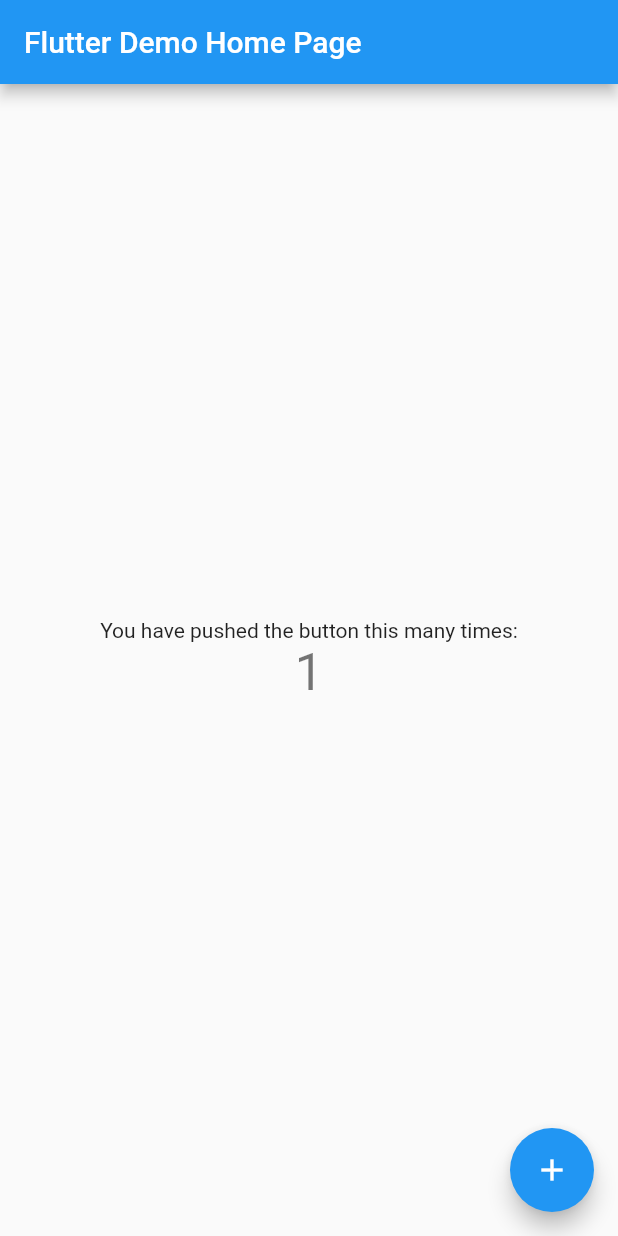
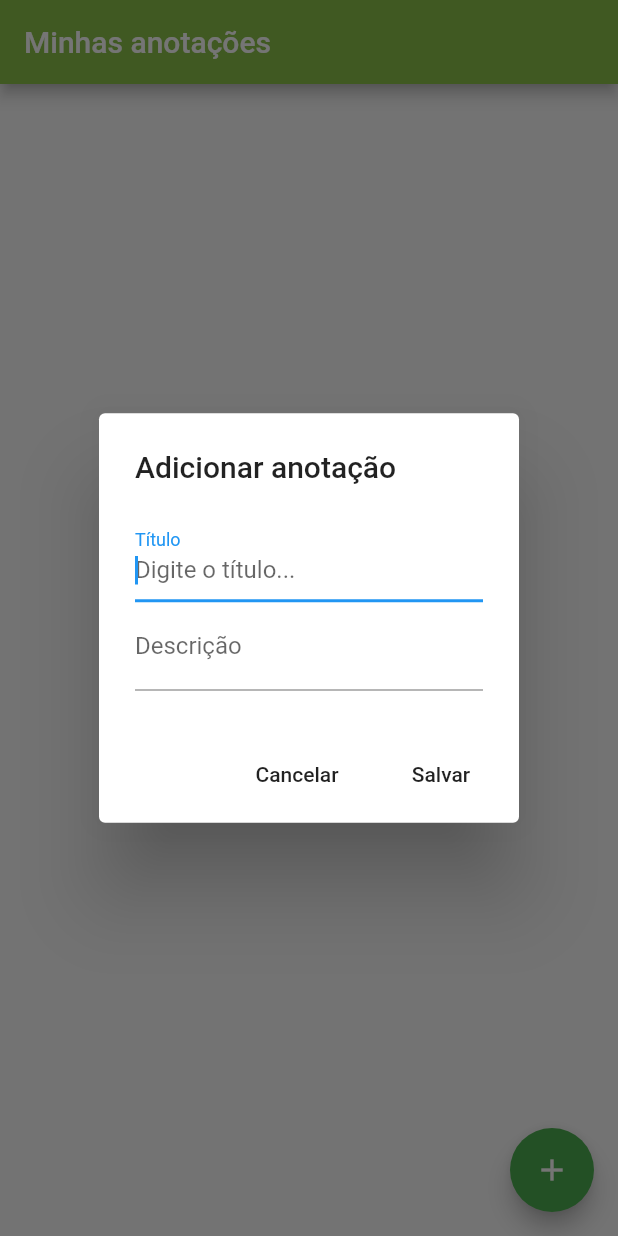
Before and after one commit to andrericardoweb/DailyNotes_FlutterApp, a Flutter app: the screen it shows after launch, after a tap on the "add" icon, on a phone screen of 412 x 824 dp. Run offline on Flutter 3.47's test engine with Material 2 defaults, Android fonts, the light colour scheme and no system bars.

Commit message:
Create interface

```diff
--- /dev/null
+++ b/lib/Home.dart
@@ -0,0 +1,69 @@
+import 'package:flutter/material.dart';
+
+class Home extends StatefulWidget {
+  @override
+  _HomeState createState() => _HomeState();
+}
+
+class _HomeState extends State<Home> {
+  TextEditingController _titleController = TextEditingController();
+  TextEditingController _descriptionController = TextEditingController();
+
+  _displayRegistrationScreen() {
+    showDialog(
+        context: context,
+        builder: (context) {
+          return AlertDialog(
+            title: Text("Adicionar anotação"),
+            content: Column(
+              mainAxisSize: MainAxisSize.min,
+              children: <Widget>[
+                TextField(
+                  controller: _titleController,
+                  autofocus: true,
+                  decoration: InputDecoration(
+                      labelText: "Título", hintText: "Digite o título..."),
+                ),
+                TextField(
+                  controller: _descriptionController,
+                  autofocus: true,
+                  decoration: InputDecoration(
+                      labelText: "Descrição",
+                      hintText: "Digite a descrição..."),
+                )
+              ],
+            ),
+            actions: [
+              FlatButton(
+                  onPressed: () => Navigator.pop(context),
+                  child: Text("Cancelar")),
+              FlatButton(
+                  onPressed: () {
+                    //Função Salvar
+                    Navigator.pop(context);
+                  },
+                  child: Text("Salvar"))
+            ],
+          );
+        });
+  }
+
+  @override
+  Widget build(BuildContext context) {
+    return Scaffold(
+      appBar: AppBar(
+        title: Text("Minhas anotações"),
+        backgroundColor: Colors.lightGreen,
+      ),
+      body: Container(),
+      floatingActionButton: FloatingActionButton(
+        backgroundColor: Colors.green,
+        foregroundColor: Colors.white,
+        child: Icon(Icons.add),
+        onPressed: () {
+          _displayRegistrationScreen();
+        },
+      ),
+    );
+  }
+}
--- a/lib/main.dart
+++ b/lib/main.dart
@@ -1,117 +1,8 @@
+import 'package:dailynotes/Home.dart';
 import 'package:flutter/material.dart';
 
-void main() {
-  runApp(MyApp());
-}
-
-class MyApp extends StatelessWidget {
-  // This widget is the root of your application.
-  @override
-  Widget build(BuildContext context) {
-    return MaterialApp(
-      title: 'Flutter Demo',
-      theme: ThemeData(
-        // This is the theme of your application.
-        //
-        // Try running your application with "flutter run". You'll see the
-        // application has a blue toolbar. Then, without quitting the app, try
-        // changing the primarySwatch below to Colors.green and then invoke
-        // "hot reload" (press "r" in the console where you ran "flutter run",
-        // or simply save your changes to "hot reload" in a Flutter IDE).
-        // Notice that the counter didn't reset back to zero; the application
-        // is not restarted.
-        primarySwatch: Colors.blue,
-        // This makes the visual density adapt to the platform that you run
-        // the app on. For desktop platforms, the controls will be smaller and
-        // closer together (more dense) than on mobile platforms.
-        visualDensity: VisualDensity.adaptivePlatformDensity,
-      ),
-      home: MyHomePage(title: 'Flutter Demo Home Page'),
-    );
-  }
-}
-
-class MyHomePage extends StatefulWidget {
-  MyHomePage({Key key, this.title}) : super(key: key);
-
-  // This widget is the home page of your application. It is stateful, meaning
-  // that it has a State object (defined below) that contains fields that affect
-  // how it looks.
-
-  // This class is the configuration for the state. It holds the values (in this
-  // case the title) provided by the parent (in this case the App widget) and
-  // used by the build method of the State. Fields in a Widget subclass are
-  // always marked "final".
-
-  final String title;
-
-  @override
-  _MyHomePageState createState() => _MyHomePageState();
-}
-
-class _MyHomePageState extends State<MyHomePage> {
-  int _counter = 0;
-
-  void _incrementCounter() {
-    setState(() {
-      // This call to setState tells the Flutter framework that something has
-      // changed in this State, which causes it to rerun the build method below
-      // so that the display can reflect the updated values. If we changed
-      // _counter without calling setState(), then the build method would not be
-      // called again, and so nothing would appear to happen.
-      _counter++;
-    });
-  }
-
-  @override
-  Widget build(BuildContext context) {
-    // This method is rerun every time setState is called, for instance as done
-    // by the _incrementCounter method above.
-    //
-    // The Flutter framework has been optimized to make rerunning build methods
-    // fast, so that you can just rebuild anything that needs updating rather
-    // than having to individually change instances of widgets.
-    return Scaffold(
-      appBar: AppBar(
-        // Here we take the value from the MyHomePage object that was created by
-        // the App.build method, and use it to set our appbar title.
-        title: Text(widget.title),
-      ),
-      body: Center(
-        // Center is a layout widget. It takes a single child and positions it
-        // in the middle of the parent.
-        child: Column(
-          // Column is also a layout widget. It takes a list of children and
-          // arranges them vertically. By default, it sizes itself to fit its
-          // children horizontally, and tries to be as tall as its parent.
-          //
-          // Invoke "debug painting" (press "p" in the console, choose the
-          // "Toggle Debug Paint" action from the Flutter Inspector in Android
-          // Studio, or the "Toggle Debug Paint" command in Visual Studio Code)
-          // to see the wireframe for each widget.
-          //
-          // Column has various properties to control how it sizes itself and
-          // how it positions its children. Here we use mainAxisAlignment to
-          // center the children vertically; the main axis here is the vertical
-          // axis because Columns are vertical (the cross axis would be
-          // horizontal).
-          mainAxisAlignment: MainAxisAlignment.center,
-          children: <Widget>[
-            Text(
-              'You have pushed the button this many times:',
-            ),
-            Text(
-              '$_counter',
-              style: Theme.of(context).textTheme.headline4,
-            ),
-          ],
-        ),
-      ),
-      floatingActionButton: FloatingActionButton(
-        onPressed: _incrementCounter,
-        tooltip: 'Increment',
-        child: Icon(Icons.add),
-      ), // This trailing comma makes auto-formatting nicer for build methods.
-    );
-  }
-}
+void main() => runApp(MaterialApp(
+      home: Home(),
+      debugShowCheckedModeBanner: false,
+    )
+  );
```
Also changed, not shown: 1 other file.
